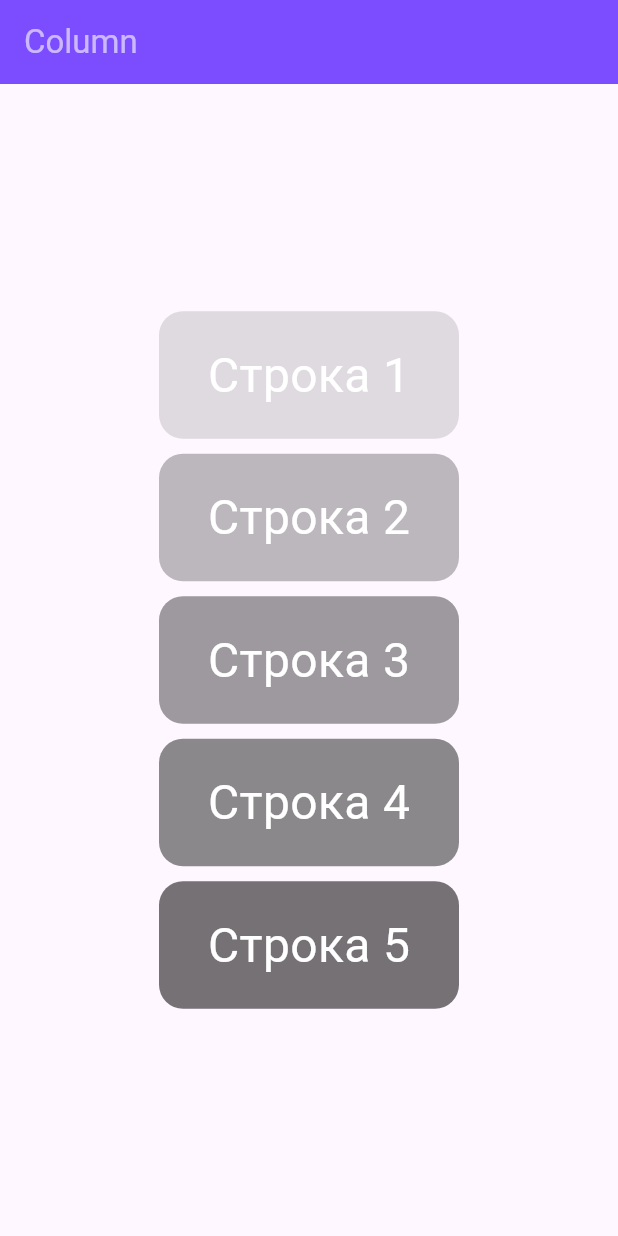
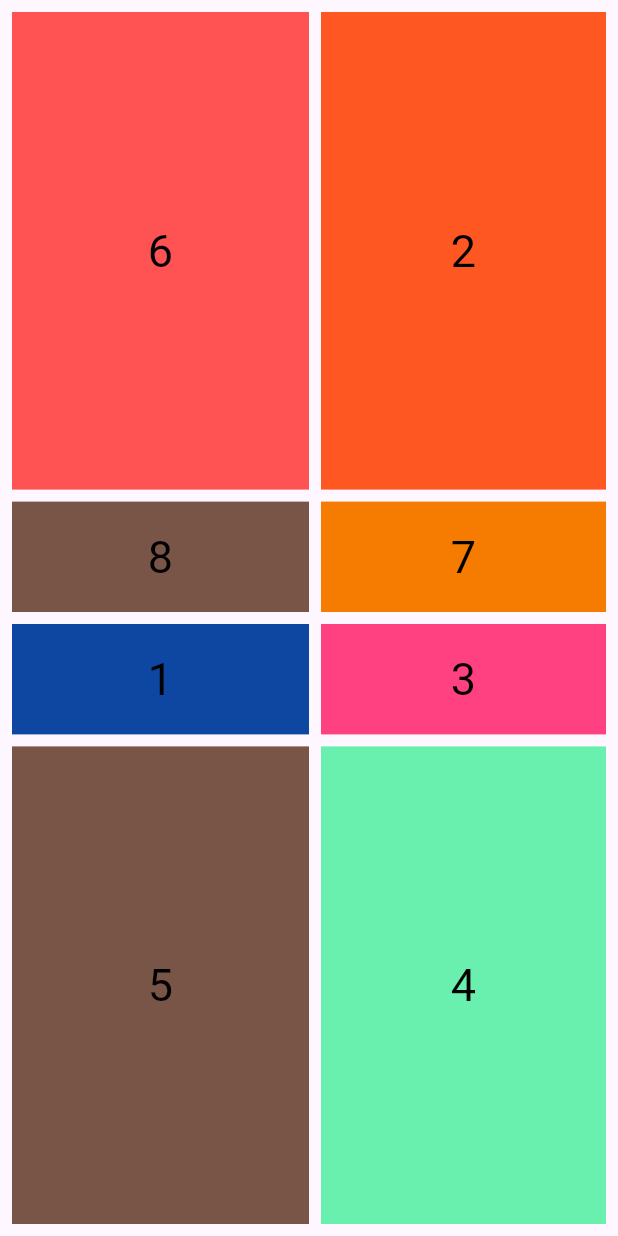
Before and after one commit to WanderedInteractive/1-2LABS, a Flutter app: the screen it shows after launch, on a phone screen of 412 x 824 dp. Run offline on Flutter 3.47's test engine with Material 3 defaults, Android fonts, the phone set to English and light mode, and no system bars.

Commit message:
2 commit

```diff
--- a/lib/main.dart
+++ b/lib/main.dart
@@ -1,4 +1,6 @@
 import 'package:flutter/material.dart';
+
+
 
 void main() {
   runApp(const MyApp());
@@ -7,113 +9,143 @@ void main() {
 class MyApp extends StatelessWidget {
   const MyApp({super.key});
 
-  // This widget is the root of your application.
+
   @override
   Widget build(BuildContext context) {
-    return MaterialApp(
+    return const MaterialApp(
       title: 'Flutter Demo',
-
-      home: MainPage(),
+      home: HomePage(),
     );
   }
 }
-class MainPage extends StatelessWidget {
-  const MainPage({super.key});
+class HomePage extends StatelessWidget {
+  const HomePage ({super.key});
   @override
   Widget build(BuildContext context) {
-    return Scaffold(
-      appBar: AppBar(backgroundColor: Colors.deepPurpleAccent, title: const Text('Column',  style: TextStyle(color: Colors.white60,),),
-      ),
-      body: Center(
+    return  Scaffold(
+        body: Container(
+            padding:  EdgeInsets.only(top: 8),
+            child: Row(
+                children: [
+                  Expanded(
+                    flex: 1,
                     child: Column(
-          mainAxisAlignment: MainAxisAlignment.center,
                       children: <Widget>[
+                        Expanded( flex: 4,
+                            child:
                             Container(
-              margin: EdgeInsets.all(5),
-              width: 200,
-              height: 85,
-              decoration: BoxDecoration(
-                color: Colors.black12,
-                borderRadius: BorderRadius.circular(16),
-              ),
-              child: const Center(
-                child: Text('Строка 1', style: TextStyle(
-                  color: Colors.white,
-                  fontSize: 32,
-                ),
-                ),
-              ),
-            ),
-            Container(
-              margin: EdgeInsets.all(5),
-              width: 200,
-              height: 85,
-              decoration: BoxDecoration(
-                color: Colors.black26,
-                borderRadius: BorderRadius.circular(16),
-              ),
-              child: const Center(
-                child: Text('Строка 2', style: TextStyle(
-                  color: Colors.white,
-                  fontSize: 32,
-                ),
-                ),
-              ),
+                              width: double.maxFinite,
+                              height: double.maxFinite,
+                              margin: EdgeInsets.only(bottom: 8, left: 8),
+                              color: Colors.redAccent,
+                              alignment: Alignment.center,
+                              child: Text('6', style: TextStyle(fontSize: 30, color: Colors.black),
                               ),
 
-            Container(
-              margin: EdgeInsets.all(5),
-              width: 200,
-              height: 85,
-              decoration: BoxDecoration(
-                color: Colors.black38,
-                borderRadius: BorderRadius.circular(16),
-              ),
-              child: const Center(
-                child: Text('Строка 3', style: TextStyle(
-                  color: Colors.white,
-                  fontSize: 32,
-                ),
-                ),
-              ),
+                            )
                         ),
 
-            Container(
-              margin: EdgeInsets.all(5),
-              width: 200,
-              height: 85,
-              decoration: BoxDecoration(
-                color: Colors.black45,
-                borderRadius: BorderRadius.circular(16),
-              ),
-              child: const Center(
-                child: Text('Строка 4', style: TextStyle(
-                  color: Colors.white,
-                  fontSize: 32,
-                ),
-                ),
-              ),
+                        Expanded( flex: 1,
+                            child: Container(
+                              width: double.maxFinite,
+                              height: double.maxFinite,
+                              margin: EdgeInsets.only(bottom: 8, left: 8),
+                              color: Colors.brown,
+                              alignment: Alignment.center,
+                              child: Text('8', style: TextStyle(fontSize: 30, color: Colors.black),
                               ),
 
+                            )
+                        ),
+                        Expanded( flex: 1,
+                            child: Container(
+                              width: double.maxFinite,
+                              height: double.maxFinite,
+                              margin: EdgeInsets.only(bottom: 8, left: 8),
+                              color: Colors.blue[900],
+                              alignment: Alignment.center,
+                              child: Text('1', style: TextStyle(fontSize: 30, color: Colors.black),
+                              ),
+
+                            )
+                        ),
+                        Expanded( flex: 4,
+                            child:
                             Container(
-              margin: EdgeInsets.all(5),
-              width: 200,
-              height: 85,
-              decoration: BoxDecoration(
-                color: Colors.black54,
-                borderRadius: BorderRadius.circular(16),
+                              width: double.maxFinite,
+                              height: double.maxFinite,
+                              margin: EdgeInsets.only(bottom: 8, left: 8),
+                              color: Colors.brown,
+                              alignment: Alignment.center,
+                              child: Text('5', style: TextStyle(fontSize: 30, color: Colors.black),
                               ),
-              child: const Center(
-                child: Text('Строка 5', style: TextStyle(
-                  color: Colors.white,
-                  fontSize: 32,
-                ),
-                ),
-              ),
+
+                            )
                         ),
                       ],
                     ),
                   ),
+                  Expanded(
+                      flex: 1,
+                      child: Column(
+                          children: <Widget>[
+                            Expanded( flex: 4,
+                                child:
+                                Container(
+                                  width: double.maxFinite,
+                                  height: double.maxFinite,
+                                  margin: EdgeInsets.only(bottom: 8, left: 8, right: 8),
+                                  color: Colors.deepOrange,
+                                  alignment: Alignment.center,
+                                  child: Text('2', style: TextStyle(fontSize: 30, color: Colors.black),
+                                  ),
+
+                                )
+                            ),
+
+                            Expanded( flex: 1,
+                                child: Container(
+                                  width: double.maxFinite,
+                                  height: double.maxFinite,
+                                  margin: EdgeInsets.only(bottom: 8, left: 8, right: 8),
+                                  color: Colors.orange[700],
+                                  alignment: Alignment.center,
+                                  child: Text('7', style: TextStyle(fontSize: 30, color: Colors.black),
+                                  ),
+
+                                )
+                            ),
+                            Expanded( flex: 1,
+                                child: Container(
+                                  width: double.maxFinite,
+                                  height: double.maxFinite,
+                                  margin: EdgeInsets.only(bottom: 8, left: 8, right: 8),
+                                  color: Colors.pinkAccent,
+                                  alignment: Alignment.center,
+                                  child: Text('3', style: TextStyle(fontSize: 30, color: Colors.black),
+                                  ),
+
+                                )
+                            ),
+                            Expanded( flex: 4,
+                                child:
+                                Container(
+                                  width: double.maxFinite,
+                                  height: double.maxFinite,
+                                  margin: EdgeInsets.only(bottom: 8, left: 8, right: 8),
+                                  color: Colors.greenAccent,
+                                  alignment: Alignment.center,
+                                  child: Text('4', style: TextStyle(fontSize: 30, color: Colors.black),
+                                  ),
+
+                                )
+                            ),
+                          ]
+                      )
+                  )
+                ]
+            )
+        )
     );
   }
 }
--- a/pubspec.yaml
+++ b/pubspec.yaml
@@ -1,4 +1,4 @@
-name: untitled
+name: untitled1
 description: "A new Flutter project."
 # The following line prevents the package from being accidentally published to
 # pub.dev using `flutter pub publish`. This is preferred for private packages.
```
Also changed, not shown: 17 other files. Lines whose indentation alone changed are shown as unchanged.
